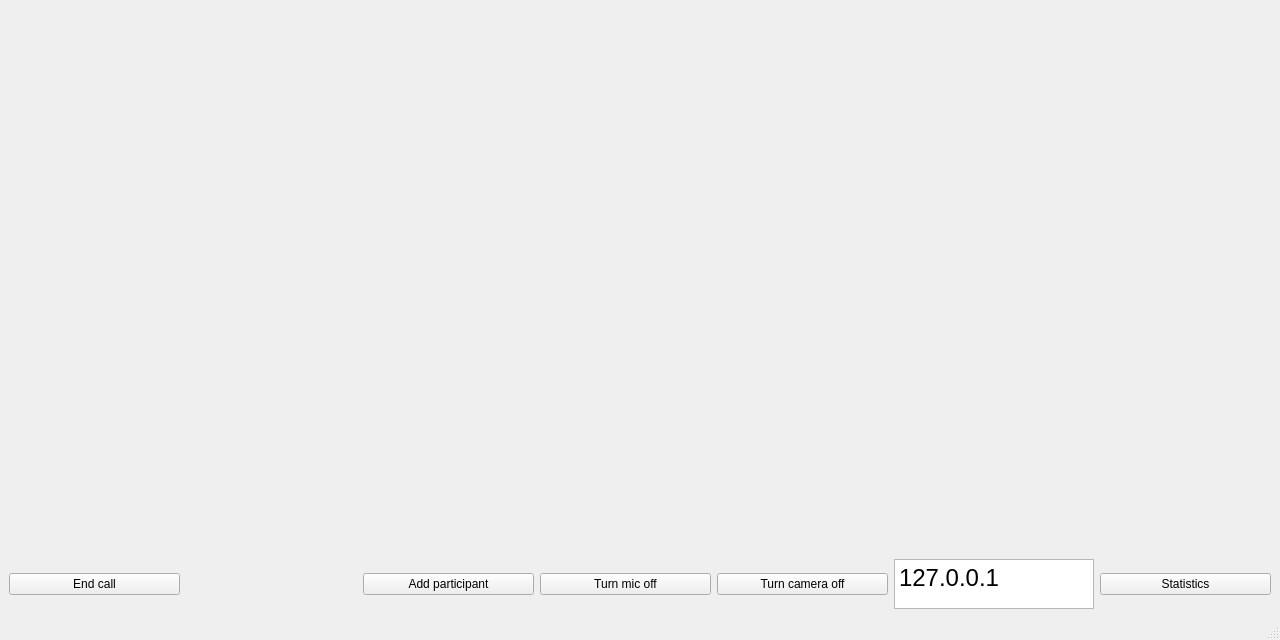
ultravideo/uvgComm, file ui/callwindow.ui: the form before one commit.
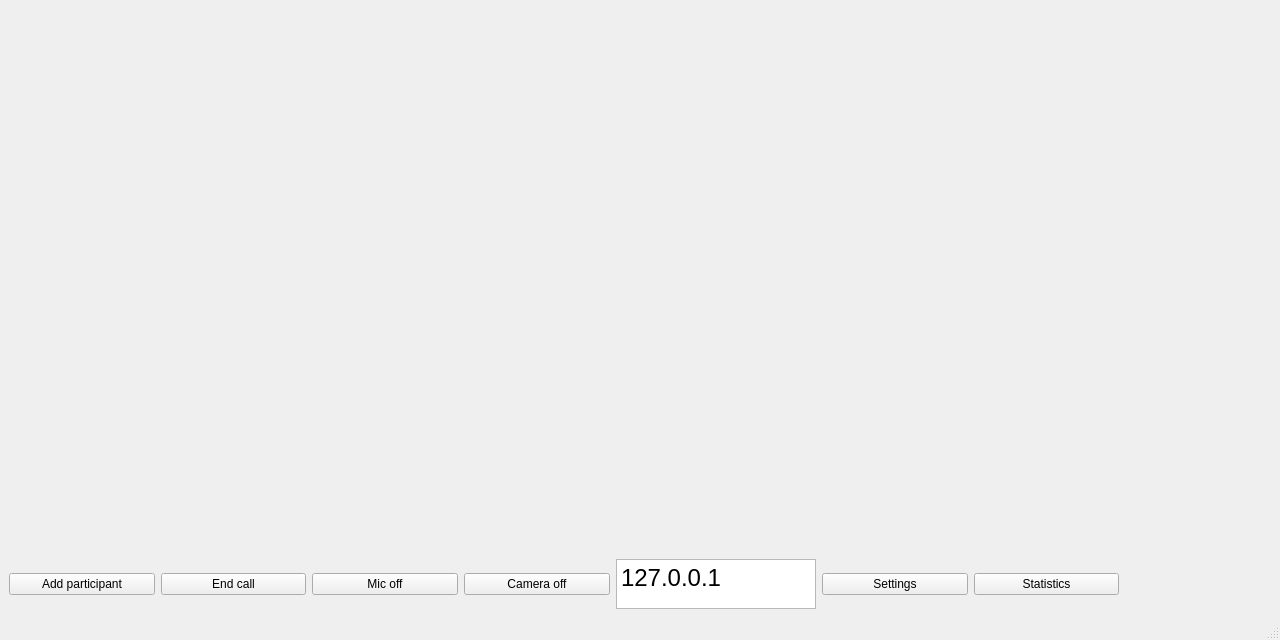
The form after the commit. Custom widgets are drawn as their Qt base class.

Commit message: Started adding settings window.

```diff
--- a/ui/callwindow.ui
+++ b/ui/callwindow.ui
@@ -21,28 +21,14 @@
   </property>
   <widget class="QWidget" name="centralwidget">
    <layout class="QGridLayout" name="gridLayout_2">
-    <item row="2" column="0">
-     <widget class="QPushButton" name="EndCallButton">
-      <property name="text">
-       <string>End call</string>
-      </property>
-     </widget>
-    </item>
-    <item row="2" column="2">
-     <widget class="QPushButton" name="addParticipant">
-      <property name="text">
-       <string>Add participant</string>
-      </property>
-     </widget>
-    </item>
-    <item row="2" column="6">
+    <item row="2" column="8">
      <widget class="QPushButton" name="stats">
       <property name="text">
        <string>Statistics</string>
       </property>
      </widget>
     </item>
-    <item row="2" column="5">
+    <item row="2" column="6">
      <widget class="QTextEdit" name="ip">
       <property name="sizePolicy">
        <sizepolicy hsizetype="Expanding" vsizetype="Fixed">
@@ -70,21 +56,73 @@
       </property>
      </widget>
     </item>
-    <item row="2" column="3">
-     <widget class="QPushButton" name="mic">
+    <item row="2" column="9">
+     <widget class="VideoWidget" name="SelfView" native="true">
+      <property name="sizePolicy">
+       <sizepolicy hsizetype="Fixed" vsizetype="Fixed">
+        <horstretch>0</horstretch>
+        <verstretch>0</verstretch>
+       </sizepolicy>
+      </property>
+      <property name="minimumSize">
+       <size>
+        <width>32</width>
+        <height>24</height>
+       </size>
+      </property>
+      <property name="maximumSize">
+       <size>
+        <width>320</width>
+        <height>240</height>
+       </size>
+      </property>
+     </widget>
+    </item>
+    <item row="2" column="7">
+     <widget class="QPushButton" name="settings">
+      <property name="toolTip">
+       <string extracomment="Settings"/>
+      </property>
       <property name="text">
-       <string>Turn mic off</string>
+       <string>Settings</string>
       </property>
      </widget>
     </item>
-    <item row="2" column="4">
+    <item row="2" column="5">
      <widget class="QPushButton" name="camera">
       <property name="text">
-       <string>Turn camera off</string>
+       <string>Camera off</string>
       </property>
      </widget>
     </item>
-    <item row="0" column="0" rowspan="2" colspan="7">
+    <item row="2" column="4">
+     <widget class="QPushButton" name="mic">
+      <property name="toolTip">
+       <string extracomment="Mic off"/>
+      </property>
+      <property name="text">
+       <string>Mic off</string>
+      </property>
+     </widget>
+    </item>
+    <item row="2" column="3">
+     <widget class="QPushButton" name="EndCallButton">
+      <property name="toolTip">
+       <string extracomment="End call"/>
+      </property>
+      <property name="text">
+       <string>End call</string>
+      </property>
+     </widget>
+    </item>
+    <item row="2" column="2">
+     <widget class="QPushButton" name="addParticipant">
+      <property name="text">
+       <string>Add participant</string>
+      </property>
+     </widget>
+    </item>
+    <item row="0" column="2" rowspan="2" colspan="8">
      <widget class="QWidget" name="participants" native="true">
       <property name="sizePolicy">
        <sizepolicy hsizetype="Expanding" vsizetype="Expanding">
@@ -108,28 +146,6 @@
       </layout>
      </widget>
     </item>
-    <item row="2" column="1">
-     <widget class="VideoWidget" name="SelfView" native="true">
-      <property name="sizePolicy">
-       <sizepolicy hsizetype="Fixed" vsizetype="Fixed">
-        <horstretch>0</horstretch>
-        <verstretch>0</verstretch>
-       </sizepolicy>
-      </property>
-      <property name="minimumSize">
-       <size>
-        <width>32</width>
-        <height>24</height>
-       </size>
-      </property>
-      <property name="maximumSize">
-       <size>
-        <width>320</width>
-        <height>240</height>
-       </size>
-      </property>
-     </widget>
-    </item>
    </layout>
    <zorder>EndCallButton</zorder>
    <zorder>addParticipant</zorder>
```
Left out of the diff: 8 changed lines with no effect on the pictures. The commit also changes 7 other files.
